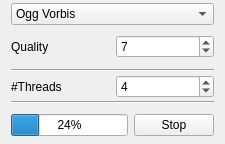
Above: src/Gui/Plugins/AudioConverter/GUI_AudioConverter.ui from Inferno214221/sayonara-player before the change. Below: the same form after it.
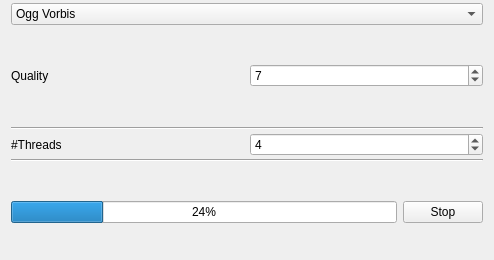
That is the form after the change. Custom widgets are drawn as their Qt base class.

Commit message: #43: Integrated transifex into ci

Patch:
```diff
--- a/src/Gui/Plugins/AudioConverter/GUI_AudioConverter.ui
+++ b/src/Gui/Plugins/AudioConverter/GUI_AudioConverter.ui
@@ -6,8 +6,8 @@
    <rect>
     <x>0</x>
     <y>0</y>
-    <width>225</width>
-    <height>144</height>
+    <width>494</width>
+    <height>260</height>
    </rect>
   </property>
   <layout class="QGridLayout" name="gridLayout">
```
Left out of the diff: 24 changed lines with no effect on the pictures. The commit also changes 1 other file.
